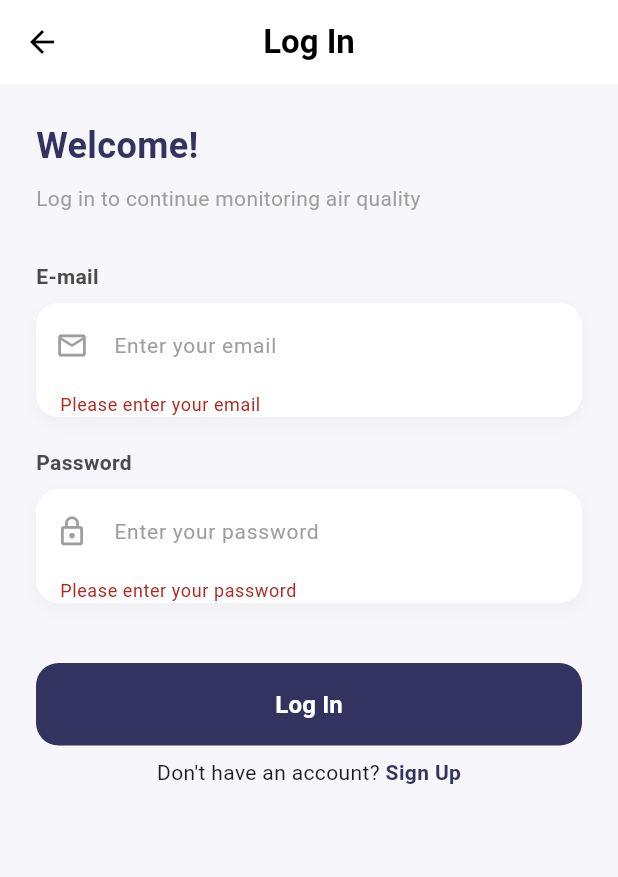
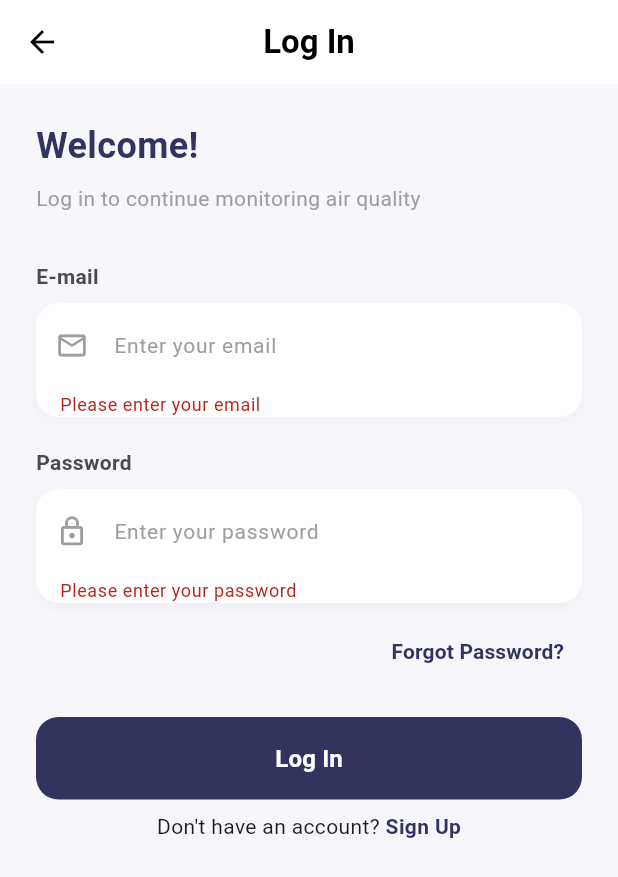
Before and after one commit to mayada388/enviroguard, a Flutter app: the LoginPage screen opened directly, after a tap on "Log In", on a phone screen of 412 x 824 dp. Shown: the top 877 px of the screen. Run offline on Flutter 3.47's test engine with Material 3 defaults, Android fonts, the phone set to English and light mode, and no system bars; our stand-ins replace cloud_firestore, firebase_auth, firebase_core, firebase_storage, image_picker, open_filex and 2 more; accounts and stored records are empty.

Commit message:
update login and sign

```diff
--- a/lib/login_page.dart
+++ b/lib/login_page.dart
@@ -26,6 +26,46 @@ class _LoginPageState extends State<LoginPage> {
     _emailController.dispose();
     _passwordController.dispose();
     super.dispose();
+  }
+
+  Future<void> _resetPassword() async {
+    final email = _emailController.text.trim();
+
+    if (email.isEmpty) {
+      ScaffoldMessenger.of(context).showSnackBar(
+        const SnackBar(content: Text('Enter your email first')),
+      );
+      return;
+    }
+
+    try {
+      await FirebaseAuth.instance.sendPasswordResetEmail(email: email);
+
+      if (!mounted) return;
+      ScaffoldMessenger.of(context).showSnackBar(
+        const SnackBar(content: Text('Password reset email sent')),
+      );
+    } on FirebaseAuthException catch (e) {
+      if (!mounted) return;
+
+      String msg = 'Error occurred';
+      if (e.code == 'user-not-found') {
+        msg = 'No user found for this email';
+      } else if (e.code == 'invalid-email') {
+        msg = 'Invalid email';
+      } else if (e.code == 'network-request-failed') {
+        msg = 'Network error';
+      }
+
+      ScaffoldMessenger.of(context).showSnackBar(
+        SnackBar(content: Text(msg)),
+      );
+    } catch (e) {
+      if (!mounted) return;
+      ScaffoldMessenger.of(context).showSnackBar(
+        SnackBar(content: Text('Error: $e')),
+      );
+    }
   }
 
   @override
@@ -94,12 +134,30 @@ class _LoginPageState extends State<LoginPage> {
                 validator: (value) {
                   final text = value ?? '';
                   if (text.isEmpty) return 'Please enter your password';
-                  if (text.length < 8) return 'Password must be at least 8 characters';
+                  if (text.length < 8) {
+                    return 'Password must be at least 8 characters';
+                  }
                   return null;
                 },
               ),
 
-              const SizedBox(height: 40),
+              const SizedBox(height: 8),
+
+              Align(
+                alignment: Alignment.centerRight,
+                child: TextButton(
+                  onPressed: _isLoading ? null : _resetPassword,
+                  child: const Text(
+                    'Forgot Password?',
+                    style: TextStyle(
+                      color: primaryColor,
+                      fontWeight: FontWeight.w600,
+                    ),
+                  ),
+                ),
+              ),
+
+              const SizedBox(height: 20),
 
               SizedBox(
                 width: double.infinity,
@@ -142,7 +200,9 @@ class _LoginPageState extends State<LoginPage> {
                         : () {
                             Navigator.push(
                               context,
-                              MaterialPageRoute(builder: (_) => const SignUpPage()),
+                              MaterialPageRoute(
+                                builder: (_) => const SignUpPage(),
+                              ),
                             );
                           },
                     child: const Text(
@@ -176,7 +236,29 @@ class _LoginPageState extends State<LoginPage> {
         password: password,
       );
 
-      final uid = cred.user?.uid;
+      final user = cred.user;
+      if (user == null) {
+        if (!mounted) return;
+        ScaffoldMessenger.of(context).showSnackBar(
+          const SnackBar(content: Text('Login failed: no user returned.')),
+        );
+        return;
+      }
+
+      await user.reload();
+      final refreshedUser = FirebaseAuth.instance.currentUser;
+
+      if (refreshedUser != null && !refreshedUser.emailVerified) {
+        await FirebaseAuth.instance.signOut();
+
+        if (!mounted) return;
+        ScaffoldMessenger.of(context).showSnackBar(
+          const SnackBar(content: Text('Please verify your email first')),
+        );
+        return;
+      }
+
+      final uid = refreshedUser?.uid;
       if (uid == null) {
         if (!mounted) return;
         ScaffoldMessenger.of(context).showSnackBar(
@@ -185,7 +267,11 @@ class _LoginPageState extends State<LoginPage> {
         return;
       }
 
-      final doc = await FirebaseFirestore.instance.collection('users').doc(uid).get();
+      final doc = await FirebaseFirestore.instance
+          .collection('users')
+          .doc(uid)
+          .get();
+
       final role = (doc.data()?['role'] ?? 'user').toString();
 
       if (!mounted) return;
@@ -193,12 +279,12 @@ class _LoginPageState extends State<LoginPage> {
       if (role == 'admin') {
         Navigator.pushReplacement(
           context,
-          MaterialPageRoute(builder: (_) => AdminRootPage()), // ✅ بدون const
+          MaterialPageRoute(builder: (_) => const AdminRootPage()),
         );
       } else {
         Navigator.pushReplacement(
           context,
-          MaterialPageRoute(builder: (_) => HomePage()), // ✅ بدون const
+          MaterialPageRoute(builder: (_) => const HomePage()),
         );
       }
     } on FirebaseAuthException catch (e) {
@@ -209,12 +295,18 @@ class _LoginPageState extends State<LoginPage> {
       if (e.code == 'wrong-password') msg = 'Wrong password provided.';
       if (e.code == 'invalid-email') msg = 'Invalid email.';
       if (e.code == 'user-disabled') msg = 'This user has been disabled.';
-      if (e.code == 'too-many-requests') msg = 'Too many attempts. Try again later.';
+      if (e.code == 'too-many-requests') {
+        msg = 'Too many attempts. Try again later.';
+      }
 
-      ScaffoldMessenger.of(context).showSnackBar(SnackBar(content: Text(msg)));
+      ScaffoldMessenger.of(context).showSnackBar(
+        SnackBar(content: Text(msg)),
+      );
     } catch (e) {
       if (!mounted) return;
-      ScaffoldMessenger.of(context).showSnackBar(SnackBar(content: Text('Error: $e')));
+      ScaffoldMessenger.of(context).showSnackBar(
+        SnackBar(content: Text('Error: $e')),
+      );
     } finally {
       if (mounted) setState(() => _isLoading = false);
     }
```
Also changed, not shown: lib/sign_up_page.dart (+68 -38 lines), 1 other file.
